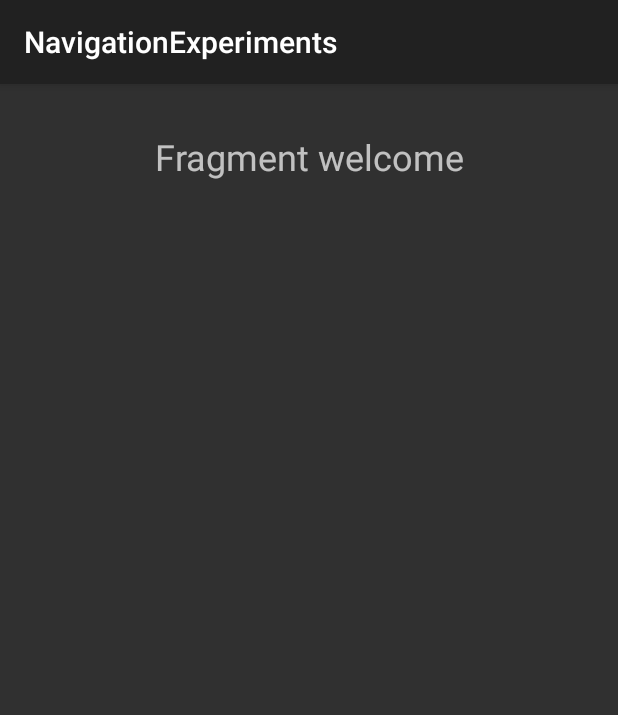
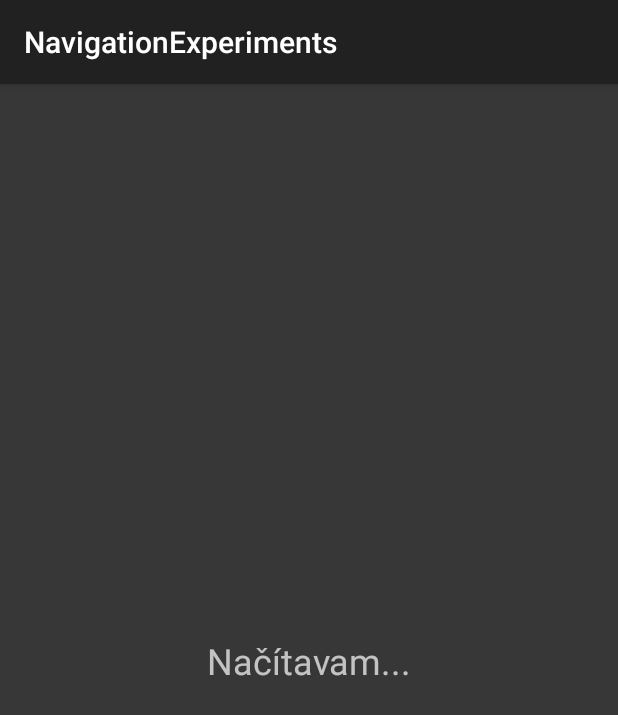
Before and after one commit to mvanco/NavigationExperiments, an Android app built with Jetpack Compose: the fragment WelcomeFragment placed in its activity, on a phone screen of 412 x 824 dp. Shown: the top 715 px of the screen. Run offline under Robolectric (Android 15) with nearby library versions, the phone set to English and light mode, and no system bars; our stand-ins replace Dagger/Hilt's generated code, data binding; 2 statements that could not run were skipped.

Commit message:
Simulate network traffic

```diff
--- a/app/src/main/java/eu/matoosh/navigation/home/WelcomeFragment.kt
+++ b/app/src/main/java/eu/matoosh/navigation/home/WelcomeFragment.kt
@@ -7,10 +7,12 @@ import android.view.ViewGroup
 import androidx.databinding.DataBindingUtil
 import androidx.fragment.app.Fragment
 import androidx.fragment.app.viewModels
+import androidx.lifecycle.lifecycleScope
 import androidx.navigation.fragment.navArgs
 import dagger.hilt.android.AndroidEntryPoint
 import eu.matoosh.navigation.R
 import eu.matoosh.navigation.databinding.FragmentWelcomeBinding
+import kotlinx.coroutines.launch
 import javax.inject.Inject
 
 @AndroidEntryPoint
@@ -34,6 +36,8 @@ class WelcomeFragment @Inject constructor() : Fragment() {
         binding.lifecycleOwner = viewLifecycleOwner
         binding.viewModel = viewModel
 
-        viewModel.initialize(args.session)
+        lifecycleScope.launch {
+            viewModel.initialize(args.session)
+        }
     }
 }
--- a/app/src/main/java/eu/matoosh/navigation/home/WelcomeViewModel.kt
+++ b/app/src/main/java/eu/matoosh/navigation/home/WelcomeViewModel.kt
@@ -4,11 +4,13 @@ import androidx.compose.runtime.Stable
 import androidx.lifecycle.ViewModel
 import androidx.lifecycle.viewModelScope
 import dagger.hilt.android.lifecycle.HiltViewModel
+import kotlinx.coroutines.delay
 import kotlinx.coroutines.flow.MutableStateFlow
 import kotlinx.coroutines.flow.SharingStarted
 import kotlinx.coroutines.flow.asStateFlow
 import kotlinx.coroutines.flow.combine
 import kotlinx.coroutines.flow.stateIn
+import kotlinx.coroutines.launch
 import javax.inject.Inject
 
 enum class WelcomeErrorCode() {
@@ -28,15 +30,18 @@ class WelcomeViewModel @Inject constructor(
     private val _session = MutableStateFlow<String>("")
     val session = _session.asStateFlow()
 
-    val uiState = combine(_session) { (session) ->
-        WelcomeUiState.Idle
-    }.stateIn(
-        scope = viewModelScope,
-        started = SharingStarted.WhileSubscribed(),
-        initialValue = WelcomeUiState.Loading
-    )
+    private val _uiState = MutableStateFlow<WelcomeUiState>(WelcomeUiState.Loading)
+    val uiState = _uiState.asStateFlow()
 
-    fun initialize(session: String) {
+    suspend fun initialize(session: String) {
+        viewModelScope.launch {
+            _session.collect {
+                if (it.isNotEmpty()) {
+                    _uiState.value = WelcomeUiState.Idle
+                }
+            }
+        }
+        delay(3000)
         _session.value = "session: \"$session\""
     }
 }
--- a/app/src/main/res/layout/fragment_welcome.xml
+++ b/app/src/main/res/layout/fragment_welcome.xml
@@ -4,7 +4,8 @@
     xmlns:app="http://schemas.android.com/apk/res-auto">
 
     <data>
-        <import type="eu.matoosh.navigation.home.WelcomeUiState.Idle"/>
+        <import type="android.view.View"/>
+        <import type="eu.matoosh.navigation.home.WelcomeUiState"/>
         <variable
             name="viewModel"
             type="eu.matoosh.navigation.home.WelcomeViewModel" />
@@ -37,5 +38,29 @@
             app:layout_constraintStart_toStartOf="parent"
             app:layout_constraintTop_toBottomOf="@+id/message" />
 
+        <FrameLayout
+            android:layout_width="0dp"
+            android:layout_height="0dp"
+            android:background="#373737"
+            android:visibility="@{viewModel.uiState instanceof WelcomeUiState.Idle ? View.GONE : View.VISIBLE }"
+            app:layout_constraintBottom_toBottomOf="parent"
+            app:layout_constraintEnd_toEndOf="parent"
+            app:layout_constraintStart_toStartOf="parent"
+            app:layout_constraintTop_toTopOf="parent"
+            tools:visibility="gone"/>
+
+        <TextView
+            android:id="@+id/loading_message"
+            android:layout_width="wrap_content"
+            android:layout_height="wrap_content"
+            android:visibility="@{viewModel.uiState instanceof WelcomeUiState.Idle ? View.GONE : View.VISIBLE }"
+            android:textSize="24sp"
+            android:text="Načítavam..."
+            tools:visibility="gone"
+            app:layout_constraintBottom_toBottomOf="parent"
+            app:layout_constraintEnd_toEndOf="parent"
+            app:layout_constraintStart_toStartOf="parent"
+            app:layout_constraintTop_toTopOf="parent" />
+
     </androidx.constraintlayout.widget.ConstraintLayout>
 </layout>
```
